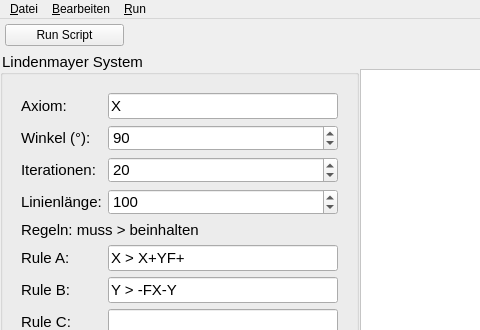
Qt form src/qturtle_app/ui/Ui_LTurtle.ui (SManAT/QTurtle) before a commit; both pictures show x 0 to 480 and y 0 to 330 of the 700 by 577 pixel window.
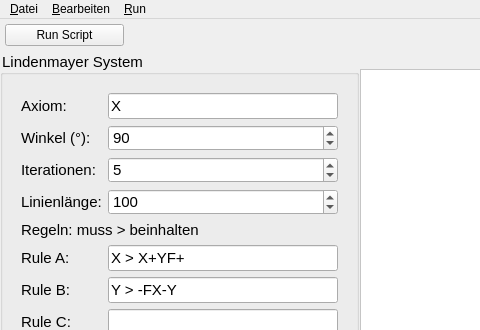
The same form after that commit.

Patch:
```diff
--- a/src/qturtle_app/ui/Ui_LTurtle.ui
+++ b/src/qturtle_app/ui/Ui_LTurtle.ui
@@ -214,7 +214,7 @@
                  <number>100</number>
                 </property>
                 <property name="value">
-                 <number>20</number>
+                 <number>5</number>
                 </property>
                </widget>
               </item>
```
Left out of the diff: 8 changed lines with no effect on the pictures.
